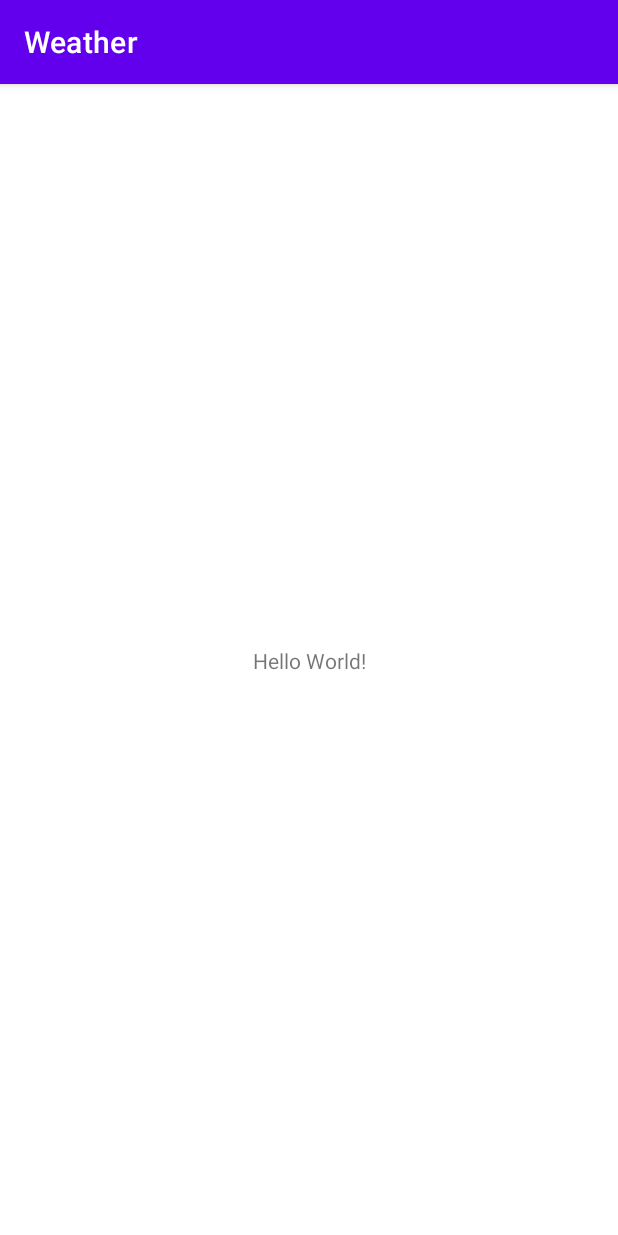
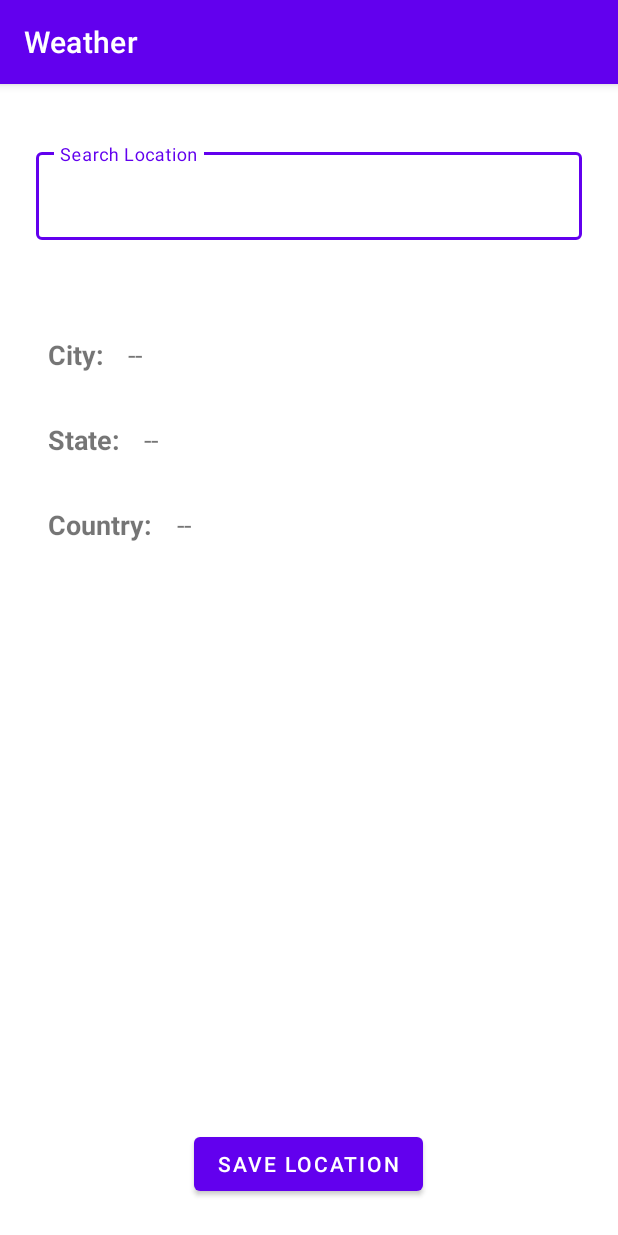
Before and after one commit to Shanki070/WeatherApp, an Android app: the screen it shows after launch (MainActivity before the commit, AddLocationActivity after it), on a phone screen of 412 x 824 dp. Run offline under Robolectric (Android 15) with nearby library versions, the phone set to English and light mode, and no system bars; our stand-ins replace Dagger/Hilt's generated code, Room's generated code, data binding.

Commit message:
1. Added Hilt for DI. 2. Added new screen for add-location.

```diff
--- a/app/src/main/AndroidManifest.xml
+++ b/app/src/main/AndroidManifest.xml
@@ -11,9 +11,10 @@
         android:label="@string/app_name"
         android:roundIcon="@mipmap/ic_launcher_round"
         android:supportsRtl="true"
+        android:name=".MyApplication"
         android:theme="@style/Theme.Weather">
         <activity
-            android:name=".MainActivity"
+            android:name=".screens.addLocation.AddLocationActivity"
             android:exported="true">
             <intent-filter>
                 <action android:name="android.intent.action.MAIN" />
--- a/app/src/main/java/com/example/weather/MainActivity.kt
+++ /dev/null
@@ -1,11 +0,0 @@
-package com.example.weather
-
-import androidx.appcompat.app.AppCompatActivity
-import android.os.Bundle
-
-class MainActivity : AppCompatActivity() {
-    override fun onCreate(savedInstanceState: Bundle?) {
-        super.onCreate(savedInstanceState)
-        setContentView(R.layout.activity_main)
-    }
-}
--- /dev/null
+++ b/app/src/main/java/com/example/weather/MyApplication.kt
@@ -0,0 +1,9 @@
+package com.example.weather
+
+import android.app.Application
+import dagger.hilt.android.HiltAndroidApp
+
+@HiltAndroidApp
+class MyApplication: Application() {
+
+}
--- a/app/src/main/java/com/example/weather/di/NetworkModule.kt
+++ b/app/src/main/java/com/example/weather/di/NetworkModule.kt
@@ -9,6 +9,8 @@ import dagger.Module
 import dagger.Provides
 import dagger.hilt.InstallIn
 import dagger.hilt.components.SingletonComponent
+import okhttp3.OkHttpClient
+import okhttp3.logging.HttpLoggingInterceptor
 import retrofit2.Retrofit
 import retrofit2.converter.moshi.MoshiConverterFactory
 import javax.inject.Singleton
@@ -26,11 +28,17 @@ class NetworkModule {
 
     @Singleton
     @Provides
-    fun provideRetrofit(moshi: Moshi): Retrofit =
-        Retrofit.Builder()
+    fun provideRetrofit(moshi: Moshi): Retrofit {
+        val interceptor = HttpLoggingInterceptor()
+        interceptor.setLevel(HttpLoggingInterceptor.Level.BODY)
+        val client = OkHttpClient.Builder().addInterceptor(interceptor).build()
+
+        return Retrofit.Builder()
             .addConverterFactory(MoshiConverterFactory.create(moshi))
+            .client(client)
             .baseUrl(NetworkConstant.BASE_URL)
             .build()
+    }
 
     @Provides
     fun provideLocationApiService(retrofit: Retrofit): LocationApiService {
--- a/app/src/main/java/com/example/weather/network/NetworkConstant.kt
+++ b/app/src/main/java/com/example/weather/network/NetworkConstant.kt
@@ -2,5 +2,6 @@ package com.example.weather.network
 
 object NetworkConstant {
 
-    const val BASE_URL = "http://api.openweathermap.org"
+    const val BASE_URL = "https://api.openweathermap.org"
+    const val API_KEY = "6994ccbd6b874932fb9ed555ca883675"
 }
--- a/app/src/main/java/com/example/weather/room/Forecast.kt
+++ b/app/src/main/java/com/example/weather/room/Forecast.kt
@@ -4,9 +4,9 @@ import androidx.room.ColumnInfo
 import androidx.room.Entity
 import androidx.room.PrimaryKey
 
-@Entity(tableName = "location")
+@Entity
 data class Forecast(
-    @PrimaryKey(autoGenerate = true) val id: String,
+    @PrimaryKey(autoGenerate = true) val id: Int,
     val name: String,
     val lat: Double,
     val lon: Double,
--- a/app/src/main/java/com/example/weather/room/ForecastDao.kt
+++ b/app/src/main/java/com/example/weather/room/ForecastDao.kt
@@ -3,6 +3,6 @@ package com.example.weather.room
 import androidx.room.Dao
 
 @Dao
-class ForecastDao {
+interface ForecastDao {
 
 }
--- a/app/src/main/java/com/example/weather/room/Location.kt
+++ b/app/src/main/java/com/example/weather/room/Location.kt
@@ -2,11 +2,11 @@ package com.example.weather.room
 
 import androidx.room.Entity
 
-@Entity(tableName = "location", primaryKeys= [ "lat", "lon" ])
+@Entity(primaryKeys= [ "lat", "lon" ])
 data class Location(
     val lat: Double,
     val lon: Double,
     val name: String,
-    val state: String,
+    val state: String? = null,
     val country: String,
 )
--- a/app/src/main/java/com/example/weather/room/LocationDao.kt
+++ b/app/src/main/java/com/example/weather/room/LocationDao.kt
@@ -1,8 +1,13 @@
 package com.example.weather.room
 
 import androidx.room.Dao
+import androidx.room.Insert
+import androidx.room.OnConflictStrategy
 
 @Dao
-class LocationDao {
+interface LocationDao {
+
+    @Insert(onConflict = OnConflictStrategy.REPLACE)
+    suspend fun insertLocation(location: Location): Long
 
 }
--- /dev/null
+++ b/app/src/main/java/com/example/weather/screens/addLocation/AddLocationActivity.kt
@@ -0,0 +1,76 @@
+package com.example.weather.screens.addLocation
+
+import android.os.Bundle
+import android.widget.ArrayAdapter
+import androidx.appcompat.app.AppCompatActivity
+import androidx.core.widget.addTextChangedListener
+import androidx.databinding.DataBindingUtil
+import androidx.lifecycle.lifecycleScope
+import com.example.weather.R
+import com.example.weather.databinding.ActivityAddLocationBinding
+import com.example.weather.room.Location
+import dagger.hilt.android.AndroidEntryPoint
+import kotlinx.coroutines.Dispatchers
+import kotlinx.coroutines.launch
+
+@AndroidEntryPoint
+class AddLocationActivity : AppCompatActivity() {
+
+    private lateinit var viewModel: AddLocationViewModel
+
+    private val binding: ActivityAddLocationBinding by lazy {
+        DataBindingUtil.setContentView(this, R.layout.activity_add_location)
+    }
+
+    override fun onCreate(savedInstanceState: Bundle?) {
+        super.onCreate(savedInstanceState)
+        setContentView(R.layout.activity_add_location)
+        viewModel = defaultViewModelProviderFactory.create(AddLocationViewModel::class.java)
+        renderSelectedLocation(null)
+        renderLocationList()
+        binding.ButtonSaveLocation.setOnClickListener {
+            //TODO add validation
+        }
+    }
+
+    private fun renderSelectedLocation(location: Location?) {
+        binding.TextViewCity.text = location?.name ?: "--"
+        binding.TextViewState.text = location?.state ?: "--"
+        binding.TextViewCountry.text = location?.country ?: "--"
+    }
+
+    private fun renderLocationList() {
+        var locations: List<Location>? = null
+
+        val adapter: ArrayAdapter<String> = ArrayAdapter<String>(this,
+            android.R.layout.simple_dropdown_item_1line)
+        adapter.setNotifyOnChange(true)
+        val textView = binding.AppCompatAutoCompleteTextViewLocation
+        textView.setAdapter(adapter)
+        textView.threshold = 1
+        textView.setOnItemClickListener { _, _, position, _ ->
+            locations?.get(position)?.apply {
+                renderSelectedLocation(this)
+            }
+        }
+
+        textView.addTextChangedListener {
+            if (it?.toString()?.isNotEmpty() == true) {
+                lifecycleScope.launch(Dispatchers.Main) {
+                    locations = viewModel.searchLocation(it.toString())
+                    locations?.map {
+                        var address = it.name
+                        if (it.state?.isNotEmpty() == true) address += ", ${it.state}"
+                        address += ", ${it.country}"
+                        address
+                    }?.apply {
+                        adapter.clear()
+                        adapter.addAll(this)
+                    } ?: adapter.clear()
+                }
+            } else {
+                adapter.clear()
+            }
+        }
+    }
+}
--- /dev/null
+++ b/app/src/main/java/com/example/weather/screens/addLocation/AddLocationRepository.kt
@@ -0,0 +1,24 @@
+package com.example.weather.screens.addLocation
+
+import com.example.weather.network.LocationApiService
+import com.example.weather.network.NetworkConstant
+import com.example.weather.room.Location
+import com.example.weather.room.LocationDao
+import dagger.hilt.android.scopes.ActivityRetainedScoped
+import javax.inject.Inject
+
+@ActivityRetainedScoped
+class AddLocationRepository @Inject constructor(private val locationApiService: LocationApiService,
+                                                private val  locationDao: LocationDao) {
+
+    suspend fun getLocations(query: String): List<Location>? {
+        var response: List<Location>? = null
+        try {
+            response = locationApiService.getLocations(cityName = query, appId = NetworkConstant.API_KEY)
+        } catch (e: Exception) {
+        }
+        return response
+    }
+
+    suspend fun insertLocation(location: Location) = locationDao.insertLocation(location)
+}
--- /dev/null
+++ b/app/src/main/java/com/example/weather/screens/addLocation/AddLocationViewModel.kt
@@ -0,0 +1,15 @@
+package com.example.weather.screens.addLocation
+
+import androidx.lifecycle.ViewModel
+import com.example.weather.room.Location
+import dagger.hilt.android.lifecycle.HiltViewModel
+import javax.inject.Inject
+
+@HiltViewModel
+class AddLocationViewModel @Inject constructor(private val repository: AddLocationRepository) : ViewModel() {
+
+    suspend fun searchLocation(queryString: String) = repository.getLocations(queryString)
+
+    suspend fun insertLocation(location: Location) = repository.insertLocation(location)
+
+}
--- /dev/null
+++ b/app/src/main/res/layout/activity_add_location.xml
@@ -0,0 +1,103 @@
+<?xml version="1.0" encoding="utf-8"?>
+<layout xmlns:android="http://schemas.android.com/apk/res/android">
+
+    <RelativeLayout
+        android:layout_width="match_parent"
+        android:layout_height="match_parent"
+        android:orientation="vertical"
+        android:padding="24dp">
+
+        <com.google.android.material.textfield.TextInputLayout
+            android:id="@+id/TextInputLayoutLocation"
+            style="@style/Widget.MaterialComponents.TextInputLayout.OutlinedBox"
+            android:layout_width="match_parent"
+            android:layout_height="wrap_content"
+            android:layout_alignParentTop="true"
+            android:layout_marginTop="16dp">
+
+            <androidx.appcompat.widget.AppCompatAutoCompleteTextView
+                android:id="@+id/AppCompatAutoCompleteTextViewLocation"
+                style="@style/Widget.MaterialComponents.AutoCompleteTextView.FilledBox"
+                android:layout_width="match_parent"
+                android:layout_height="wrap_content"
+                android:hint="@string/search_location"
+                android:inputType="text"
+                android:lines="1"
+                android:ems="10"
+                android:textSize="18sp" />
+        </com.google.android.material.textfield.TextInputLayout>
+
+        <TextView
+            android:id="@+id/TextViewCityLable"
+            android:layout_width="wrap_content"
+            android:layout_height="wrap_content"
+            android:layout_below="@+id/TextInputLayoutLocation"
+            android:layout_marginTop="56dp"
+            android:padding="8dp"
+            android:text="@string/city"
+            android:textSize="18sp"
+            android:textStyle="bold" />
+
+        <TextView
+            android:id="@+id/TextViewCity"
+            android:layout_width="match_parent"
+            android:layout_height="wrap_content"
+            android:layout_alignTop="@+id/TextViewCityLable"
+            android:layout_toRightOf="@+id/TextViewCityLable"
+            android:padding="8dp"
+            android:text="@string/city"
+            android:textSize="18sp" />
+
+        <TextView
+            android:id="@+id/TextViewStateLable"
+            android:layout_width="wrap_content"
+            android:layout_height="wrap_content"
+            android:layout_below="@+id/TextViewCityLable"
+            android:layout_marginTop="16dp"
+            android:padding="8dp"
+            android:text="@string/state"
+            android:textSize="18sp"
+            android:textStyle="bold" />
+
+        <TextView
+            android:id="@+id/TextViewState"
+            android:layout_width="match_parent"
+            android:layout_height="wrap_content"
+            android:layout_alignTop="@+id/TextViewStateLable"
+            android:layout_toRightOf="@+id/TextViewStateLable"
+            android:padding="8dp"
+            android:text="@string/city"
+            android:textSize="18sp" />
+
+        <TextView
+            android:id="@+id/TextViewCountryLable"
+            android:layout_width="wrap_content"
+            android:layout_height="wrap_content"
+            android:layout_below="@+id/TextViewStateLable"
+            android:layout_marginTop="16dp"
+            android:padding="8dp"
+            android:text="@string/country"
+            android:textSize="18sp"
+            android:textStyle="bold" />
+
+        <TextView
+            android:id="@+id/TextViewCountry"
+            android:layout_width="match_parent"
+            android:layout_height="wrap_content"
+            android:layout_alignTop="@+id/TextViewCountryLable"
+            android:layout_toRightOf="@+id/TextViewCountryLable"
+            android:padding="8dp"
+            android:text="@string/city"
+            android:textSize="18sp" />
+
+        <Button
+            android:id="@+id/ButtonSaveLocation"
+            android:layout_width="wrap_content"
+            android:layout_height="wrap_content"
+            android:layout_alignParentBottom="true"
+            android:layout_centerInParent="true"
+            android:layout_marginTop="16dp"
+            android:text="@string/save_location" />
+
+    </RelativeLayout>
+</layout>
--- a/app/src/main/res/layout/activity_main.xml
+++ /dev/null
@@ -1,18 +0,0 @@
-<?xml version="1.0" encoding="utf-8"?>
-<androidx.constraintlayout.widget.ConstraintLayout xmlns:android="http://schemas.android.com/apk/res/android"
-    xmlns:app="http://schemas.android.com/apk/res-auto"
-    xmlns:tools="http://schemas.android.com/tools"
-    android:layout_width="match_parent"
-    android:layout_height="match_parent"
-    tools:context=".MainActivity">
-
-    <TextView
-        android:layout_width="wrap_content"
-        android:layout_height="wrap_content"
-        android:text="Hello World!"
-        app:layout_constraintBottom_toBottomOf="parent"
-        app:layout_constraintLeft_toLeftOf="parent"
-        app:layout_constraintRight_toRightOf="parent"
-        app:layout_constraintTop_toTopOf="parent" />
-
-</androidx.constraintlayout.widget.ConstraintLayout>
--- a/app/src/main/res/values/strings.xml
+++ b/app/src/main/res/values/strings.xml
@@ -1,3 +1,8 @@
 <resources>
     <string name="app_name">Weather</string>
+    <string name="save_location">Save Location</string>
+    <string name="search_location">Search Location</string>
+    <string name="country">Country:</string>
+    <string name="state">State:</string>
+    <string name="city">City:</string>
 </resources>
```
Also changed, not shown: app/build.gradle (+8 -0 lines).
